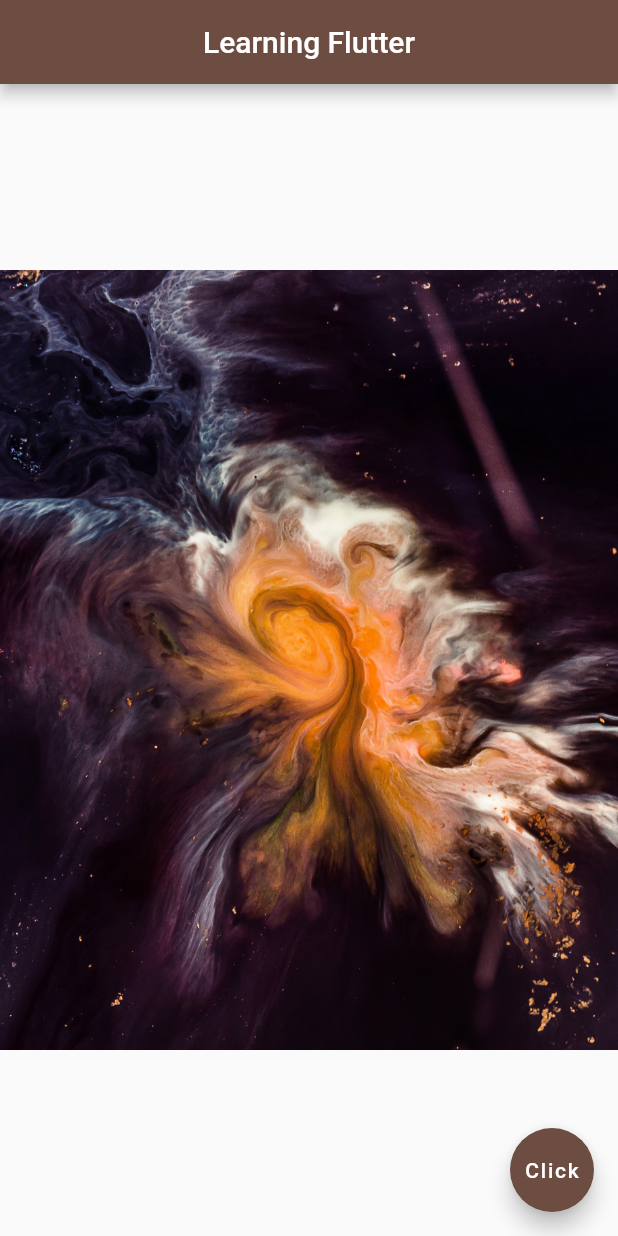
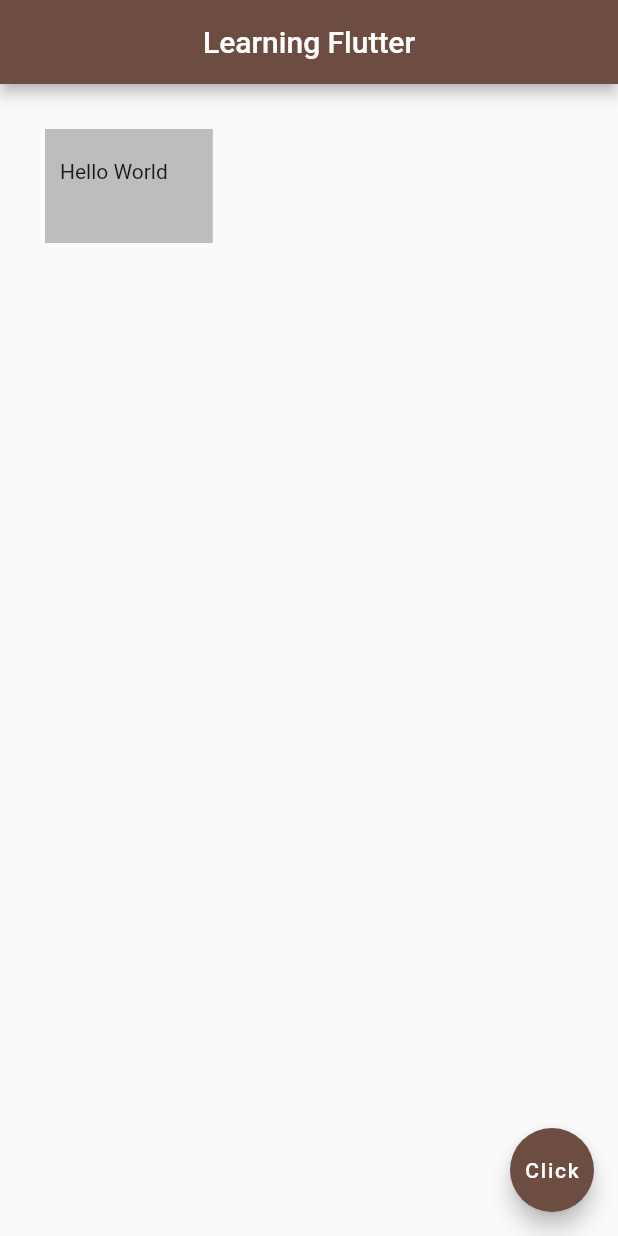
Before and after one commit to lamsalsangam/Flutter, a Flutter app: the screen it shows after launch, on a phone screen of 412 x 824 dp. Run offline on Flutter 3.47's test engine with Material 2 defaults, Android fonts, the phone set to English and light mode, and no system bars.

Commit message:
Buttons and COntainer

```diff
--- a/learn/lib/main.dart
+++ b/learn/lib/main.dart
@@ -28,23 +28,72 @@ class Home extends StatelessWidget {
       ),
       // Primary content of the Scaffold displayed below the Scaffold
       // Centering the body content
-      body: Center(
-        // child: Text('Hello, World!',
-        //   // Adding the styles to the text
-        //   style: TextStyle(fontSize: 20.0,
-        //       fontWeight: FontWeight.bold,
-        //       letterSpacing: 2.0,
-        //       color: Colors.grey[600],
-        //       fontFamily: 'GentiumBookPlus'),),
-        //   child: Image(
-        //     // For the network image
-        //     // image: NetworkImage('https://images.unsplash.com/photo-1516331590554-978b8de25f18?ixlib=rb-4.0.3&ixid=MnwxMjA3fDB8MHxwaG90by1wYWdlfHx8fGVufDB8fHx8&auto=format&fit=crop&w=1172&q=80'),
-        //     // For the local image
-        //     image: AssetImage('assets/space-2.jpg'),
-        //   ),
-        // Another way to get image is
-        child: Image.asset('assets/space-1.jpg'),
-        // child: Image.network('https://images.unsplash.com/photo-1516331590554-978b8de25f18?ixlib=rb-4.0.3&ixid=MnwxMjA3fDB8MHxwaG90by1wYWdlfHx8fGVufDB8fHx8&auto=format&fit=crop&w=1172&q=80'),
+      // body: Center(
+      //   // child: Text('Hello, World!',
+      //   //   // Adding the styles to the text
+      //   //   style: TextStyle(fontSize: 20.0,
+      //   //       fontWeight: FontWeight.bold,
+      //   //       letterSpacing: 2.0,
+      //   //       color: Colors.grey[600],
+      //   //       fontFamily: 'GentiumBookPlus'),),
+      //   //   child: Image(
+      //   //     // For the network image
+      //   //     // image: NetworkImage('https://images.unsplash.com/photo-1516331590554-978b8de25f18?ixlib=rb-4.0.3&ixid=MnwxMjA3fDB8MHxwaG90by1wYWdlfHx8fGVufDB8fHx8&auto=format&fit=crop&w=1172&q=80'),
+      //   //     // For the local image
+      //   //     image: AssetImage('assets/space-2.jpg'),
+      //   //   ),
+      //   // Another way to get image is
+      //   // child: Image.asset('assets/space-1.jpg'),
+      //   // child: Image.network('https://images.unsplash.com/photo-1516331590554-978b8de25f18?ixlib=rb-4.0.3&ixid=MnwxMjA3fDB8MHxwaG90by1wYWdlfHx8fGVufDB8fHx8&auto=format&fit=crop&w=1172&q=80'),
+      //   // For the icons to be used form the material design library
+      //   // child: Icon(
+      //   //   Icons.airport_shuttle,
+      //   //   color: Colors.lightBlue,
+      //   //   size: 50.0,
+      //   // ),
+      //   // child: ElevatedButton(
+      //   //   onPressed: (){},
+      //   //   child: Text('Elevated Button'),
+      //   //   style: ElevatedButton.styleFrom(
+      //   //     backgroundColor: Colors.lightBlue,
+      //   //   ),
+      //   // ),
+      //   // child: TextButton(
+      //   //   onPressed: (){},
+      //   //   child: Text('Text button'),
+      //   //   style: TextButton.styleFrom(
+      //   //     foregroundColor: Colors.black,
+      //   //     backgroundColor: Colors.lightBlue,
+      //   //   ),
+      //   // ),
+      //   // Button with the icon inside
+      //   // child: ElevatedButton.icon(
+      //   //   onPressed: (){},
+      //   //   icon: const Icon(
+      //   //     Icons.mail,
+      //   //     // color: Colors.black,
+      //   //   ),
+      //   //   label: Text('mail me'),
+      //   //   style: ElevatedButton.styleFrom(
+      //   //     backgroundColor: Colors.amber,
+      //   //     foregroundColor: Colors.black,
+      //   //   ),
+      //   // ),
+      //   // Icon Button
+      //   // child: IconButton(
+      //   //   onPressed: (){},
+      //   //   icon: const Icon(
+      //   //       Icons.mail_outline_sharp
+      //   //   ),
+      //   //    color: Colors.blueGrey,
+      //   // ),
+      body: Container(
+        // padding: EdgeInsets.symmetric(horizontal: 30.0, vertical: 10.0),
+        // padding: EdgeInsets.all(20.0),
+        padding: EdgeInsets.fromLTRB(10.0, 20.0, 30.0, 40.0),
+        margin: EdgeInsets.all(30.0),
+        color: Colors.grey.shade400,
+        child: Text('Hello World'),
       ),
       floatingActionButton: FloatingActionButton(
         onPressed: startHammering,
```
